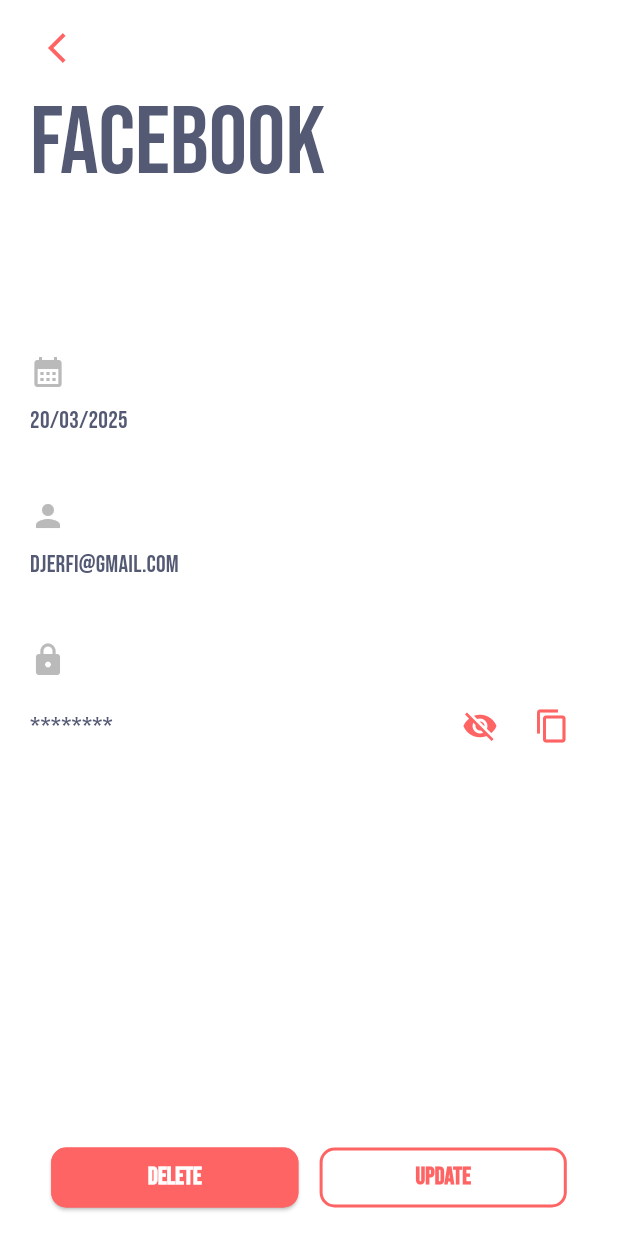
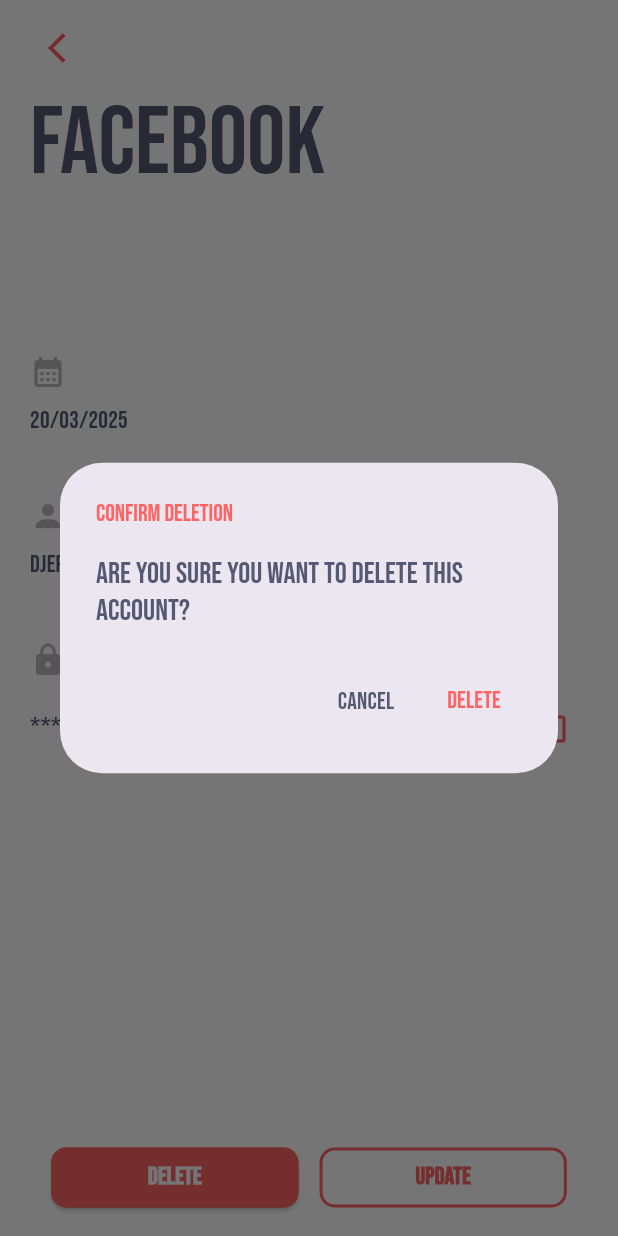
Before and after one commit to fatmakhadidja/One-Pass, a Flutter app: the Accountdetails screen opened by its route, after a tap on "Delete", on a phone screen of 412 x 824 dp. Run offline on Flutter 3.47's test engine with Material 3 defaults, Android fonts, the phone set to English and light mode, and no system bars; our stand-ins replace loading_indicator, shared_preferences, sqflite; accounts and stored records are empty.

```diff
--- a/passwords_manager/lib/core/utils.dart
+++ b/passwords_manager/lib/core/utils.dart
@@ -261,7 +261,7 @@
   }
 }
 
-void copyToClipboard(String text,BuildContext context) {
+void copyToClipboard(String text, BuildContext context) {
   Clipboard.setData(ClipboardData(text: text));
   ScaffoldMessenger.of(context).showSnackBar(
     SnackBar(
@@ -271,3 +271,52 @@
     ),
   );
 }
+
+void confirmDeletion(BuildContext context) {
+  showDialog(
+    context: context,
+    builder: (BuildContext context) {
+      return AlertDialog(
+        title: Text(
+          "Confirm Deletion",
+          style: TextStyle(
+            color: primaryColor,
+            fontSize: 16,
+            fontFamily: 'BabasNeue',
+            fontWeight: FontWeight.w500,
+          ),
+        ),
+        content: Text(
+          "Are you sure you want to delete this account?",
+          style: Theme.of(context).textTheme.titleLarge,
+        ),
+        actions: [
+          TextButton(
+            onPressed: () {
+              Navigator.of(context).pop(); // Close the dialog
+            },
+            child: Text(
+              "Cancel",
+              style: Theme.of(context).textTheme.titleMedium,
+            ),
+          ),
+          TextButton(
+            onPressed: () {
+              // Perform deletion logic here
+              Navigator.of(context).pop(); // Close the dialog after deletion
+            },
+            child: Text(
+              "Delete",
+              style: TextStyle(
+                color: primaryColor,
+                fontSize: 16,
+                fontFamily: 'BabasNeue',
+                fontWeight: FontWeight.w500,
+              ),
+            ),
+          ),
+        ],
+      );
+    },
+  );
+}
--- a/passwords_manager/lib/screens/accountdetails.dart
+++ b/passwords_manager/lib/screens/accountdetails.dart
@@ -1,7 +1,6 @@
 import 'package:flutter/material.dart';
 import 'package:passwords_manager/core/utils.dart';
 import 'package:passwords_manager/theme/theme_constants.dart';
-
 
 class Accountdetails extends StatefulWidget {
   const Accountdetails({super.key});
@@ -65,7 +64,12 @@
                 children: [
                   Container(
                     width: MediaQuery.of(context).size.width * 0.4,
-                    child: ColoredButton(text: 'Delete', whenPressed: () {}),
+                    child: ColoredButton(
+                      text: 'Delete',
+                      whenPressed: () {
+                        confirmDeletion(context);
+                      },
+                    ),
                   ),
                   Container(
                     width: MediaQuery.of(context).size.width * 0.4,
@@ -106,7 +110,6 @@
 class _DetailsRowState extends State<DetailsRow> {
   bool showPassword = false;
 
-
   @override
   Widget build(BuildContext context) {
     return Column(
@@ -141,7 +144,7 @@
                   IconButton(
                     icon: Icon(Icons.copy, color: primaryColor),
                     onPressed: () {
-                      copyToClipboard(widget.passwordtext,context);
+                      copyToClipboard(widget.passwordtext, context);
                     },
                   ),
                 ],
```
Lines whose indentation alone changed are shown as unchanged.
